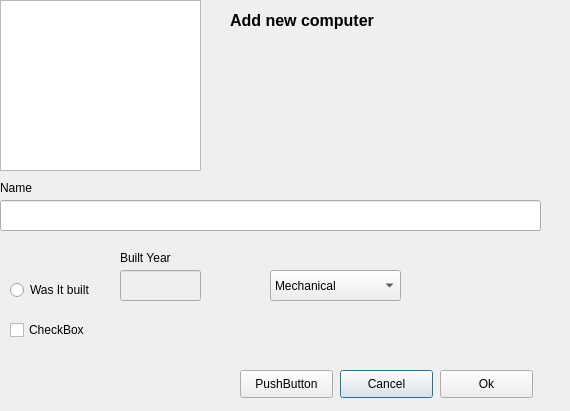
gudmundurb/H22, file addcomputerdialog.ui: the form before one commit.
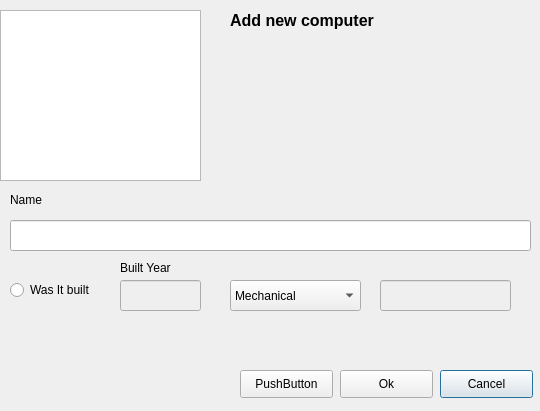
The form after the commit.

Diff of the .ui file:
```diff
--- a/addcomputerdialog.ui
+++ b/addcomputerdialog.ui
@@ -6,7 +6,7 @@
    <rect>
     <x>0</x>
     <y>0</y>
-    <width>570</width>
+    <width>540</width>
     <height>411</height>
    </rect>
   </property>
@@ -16,9 +16,9 @@
   <widget class="QLineEdit" name="InputComputerName">
    <property name="geometry">
     <rect>
-     <x>0</x>
-     <y>200</y>
-     <width>541</width>
+     <x>10</x>
+     <y>220</y>
+     <width>521</width>
      <height>31</height>
     </rect>
    </property>
@@ -26,10 +26,10 @@
   <widget class="QLabel" name="TitleomputerName">
    <property name="geometry">
     <rect>
-     <x>0</x>
-     <y>180</y>
-     <width>53</width>
-     <height>16</height>
+     <x>10</x>
+     <y>190</y>
+     <width>111</width>
+     <height>20</height>
     </rect>
    </property>
    <property name="text">
@@ -40,7 +40,7 @@
    <property name="geometry">
     <rect>
      <x>120</x>
-     <y>250</y>
+     <y>260</y>
      <width>53</width>
      <height>16</height>
     </rect>
@@ -53,7 +53,7 @@
    <property name="geometry">
     <rect>
      <x>0</x>
-     <y>0</y>
+     <y>10</y>
      <width>201</width>
      <height>171</height>
     </rect>
@@ -66,7 +66,7 @@
    <property name="geometry">
     <rect>
      <x>120</x>
-     <y>270</y>
+     <y>280</y>
      <width>81</width>
      <height>31</height>
     </rect>
@@ -75,8 +75,8 @@
   <widget class="QComboBox" name="TypeDropDown">
    <property name="geometry">
     <rect>
-     <x>270</x>
-     <y>270</y>
+     <x>230</x>
+     <y>280</y>
      <width>131</width>
      <height>31</height>
     </rect>
@@ -110,7 +110,7 @@
   <widget class="QPushButton" name="Cancel">
    <property name="geometry">
     <rect>
-     <x>340</x>
+     <x>440</x>
      <y>370</y>
      <width>93</width>
      <height>28</height>
@@ -136,7 +136,7 @@
   <widget class="QPushButton" name="C_add_ok">
    <property name="geometry">
     <rect>
-     <x>440</x>
+     <x>340</x>
      <y>370</y>
      <width>93</width>
      <height>28</height>
@@ -172,18 +172,18 @@
     <string>&lt;html&gt;&lt;head/&gt;&lt;body&gt;&lt;p&gt;&lt;span style=&quot; font-size:12pt; font-weight:600;&quot;&gt;Add new computer&lt;/span&gt;&lt;/p&gt;&lt;/body&gt;&lt;/html&gt;</string>
    </property>
   </widget>
-  <widget class="QCheckBox" name="checkBox">
+  <widget class="QLineEdit" name="InputComputerName_2">
+   <property name="enabled">
+    <bool>false</bool>
+   </property>
    <property name="geometry">
     <rect>
-     <x>10</x>
-     <y>320</y>
-     <width>81</width>
-     <height>20</height>
+     <x>380</x>
+     <y>280</y>
+     <width>131</width>
+     <height>31</height>
     </rect>
    </property>
-   <property name="text">
-    <string>CheckBox</string>
-   </property>
   </widget>
  </widget>
  <resources/>
```
Left out of the diff: 2 changed lines with no effect on the pictures.
